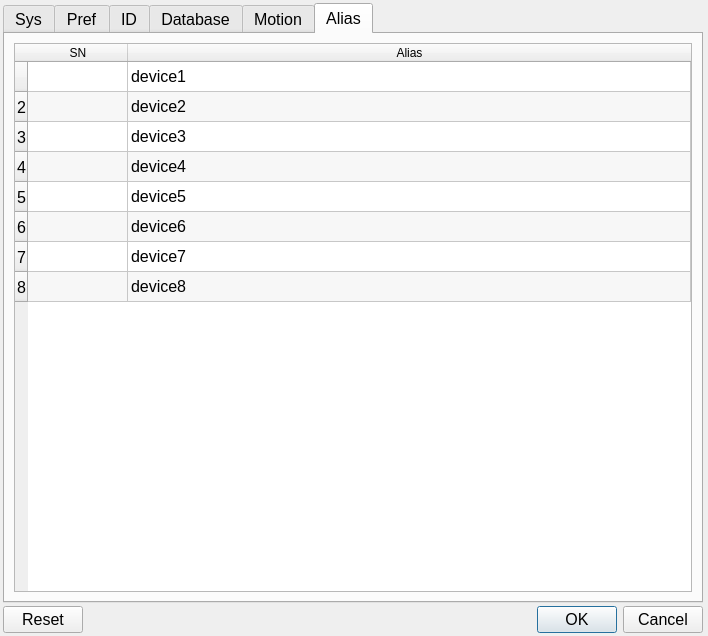
ww4u/megarobostudio, file source/wnd/ui/syspref.ui: the form before one commit.
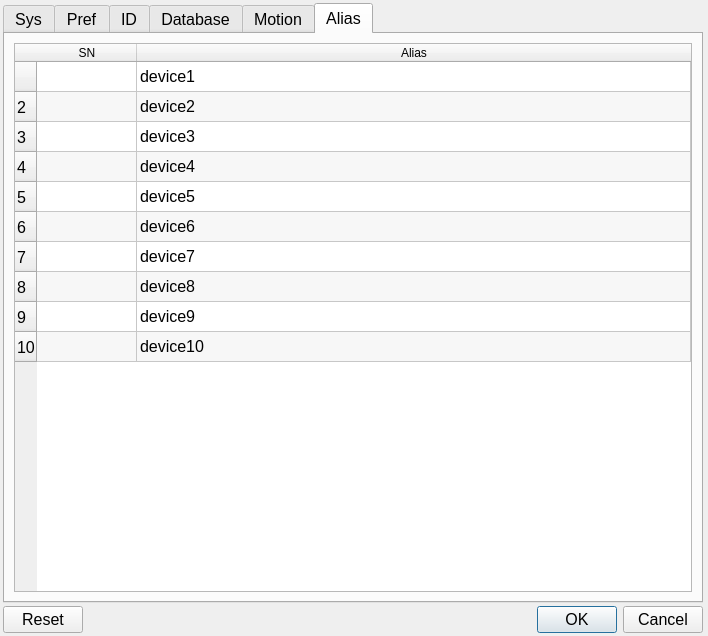
The form after the commit. The open tabs and pages were chosen to show the change. Icons and pictures are not drawn.

Diff of the .ui file:
```diff
--- a/source/wnd/ui/syspref.ui
+++ b/source/wnd/ui/syspref.ui
@@ -1667,7 +1667,7 @@
           <bool>true</bool>
          </property>
          <property name="rowCount">
-          <number>8</number>
+          <number>10</number>
          </property>
          <attribute name="horizontalHeaderMinimumSectionSize">
           <number>100</number>
@@ -1687,6 +1687,8 @@
          <row/>
          <row/>
          <row/>
+         <row/>
+         <row/>
          <column>
           <property name="text">
            <string>SN</string>
@@ -1707,6 +1709,11 @@
            <string>device1</string>
           </property>
          </item>
+         <item row="1" column="0">
+          <property name="text">
+           <string/>
+          </property>
+         </item>
          <item row="1" column="1">
           <property name="text">
            <string>device2</string>
@@ -1742,6 +1749,16 @@
            <string>device8</string>
           </property>
          </item>
+         <item row="8" column="1">
+          <property name="text">
+           <string>device9</string>
+          </property>
+         </item>
+         <item row="9" column="1">
+          <property name="text">
+           <string>device10</string>
+          </property>
+         </item>
         </widget>
        </item>
       </layout>
```
Left out of the diff: 16 changed lines with no effect on the pictures.
